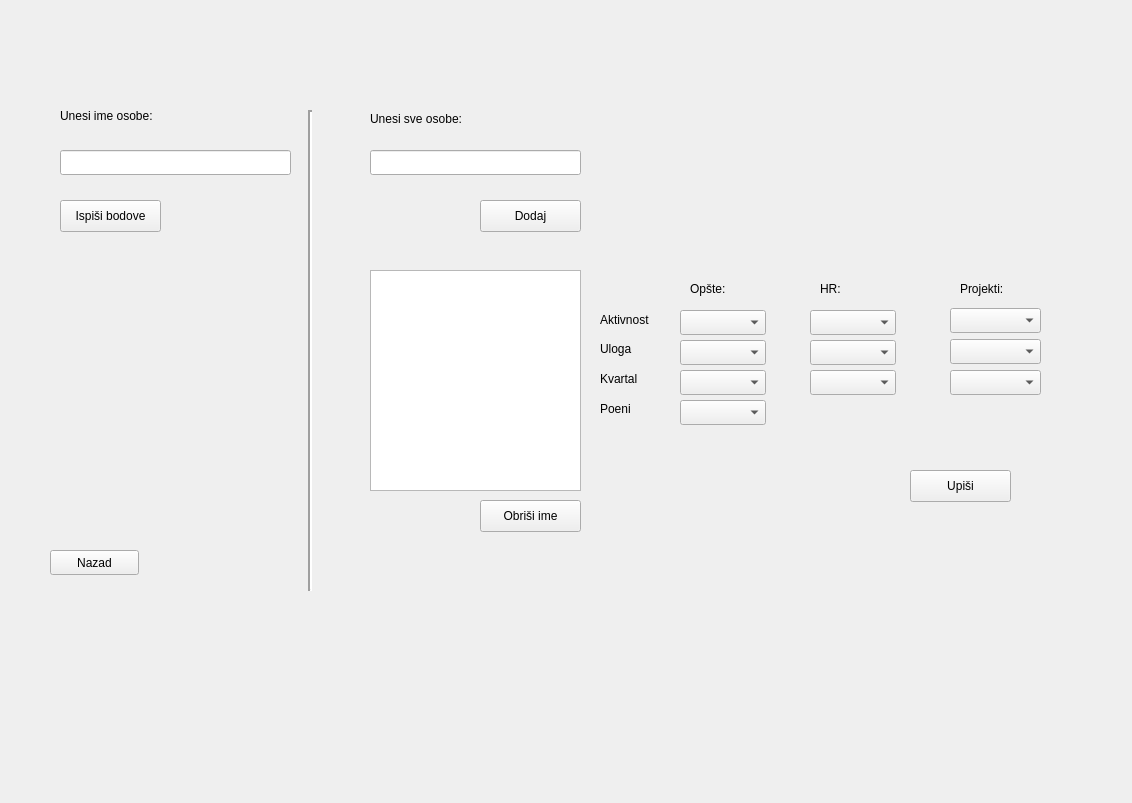
Above: design.ui from uivetic/SPC before the change. Below: the same form after it.
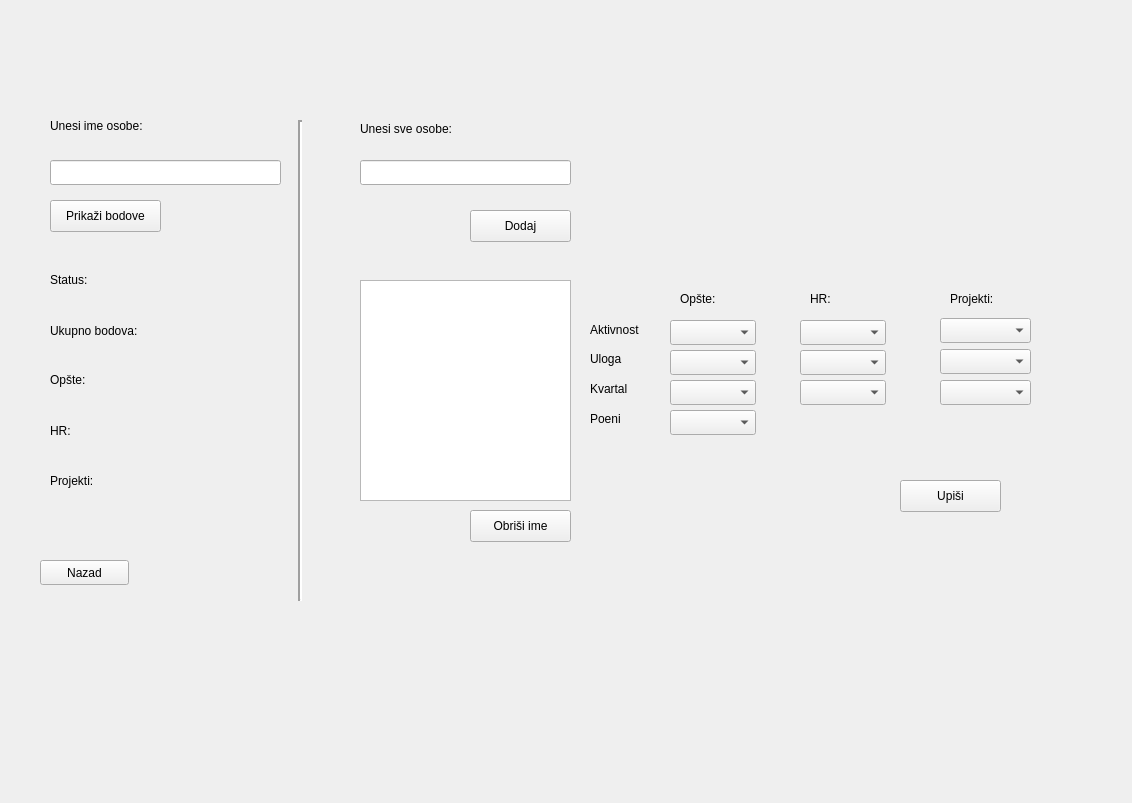
That is the form after the change.

Diff of the .ui file:
```diff
--- a/design.ui
+++ b/design.ui
@@ -17,8 +17,8 @@
    <widget class="QStackedWidget" name="stackedWidget">
     <property name="geometry">
      <rect>
-      <x>10</x>
-      <y>-20</y>
+      <x>0</x>
+      <y>-10</y>
       <width>1071</width>
       <height>771</height>
      </rect>
@@ -350,13 +350,13 @@
       <property name="geometry">
        <rect>
         <x>50</x>
-        <y>220</y>
-        <width>101</width>
+        <y>210</y>
+        <width>111</width>
         <height>32</height>
        </rect>
       </property>
       <property name="text">
-       <string>Ispiši bodove</string>
+       <string>Prikaži bodove</string>
       </property>
      </widget>
      <widget class="QPushButton" name="addButtonRight">
@@ -398,6 +398,136 @@
        <string>Obriši ime</string>
       </property>
      </widget>
+     <widget class="QWidget" name="horizontalLayoutWidget">
+      <property name="geometry">
+       <rect>
+        <x>50</x>
+        <y>420</y>
+        <width>111</width>
+        <height>41</height>
+       </rect>
+      </property>
+      <layout class="QHBoxLayout" name="horizontalLayout">
+       <item>
+        <widget class="QLabel" name="hrBodoviLabel">
+         <property name="text">
+          <string>HR:</string>
+         </property>
+        </widget>
+       </item>
+       <item>
+        <widget class="QLabel" name="hrLabel">
+         <property name="text">
+          <string/>
+         </property>
+        </widget>
+       </item>
+      </layout>
+     </widget>
+     <widget class="QWidget" name="horizontalLayoutWidget_2">
+      <property name="geometry">
+       <rect>
+        <x>50</x>
+        <y>470</y>
+        <width>111</width>
+        <height>41</height>
+       </rect>
+      </property>
+      <layout class="QHBoxLayout" name="horizontalLayout_2">
+       <item>
+        <widget class="QLabel" name="projektiBodoviLabel">
+         <property name="text">
+          <string>Projekti:</string>
+         </property>
+        </widget>
+       </item>
+       <item>
+        <widget class="QLabel" name="projektiLabel">
+         <property name="text">
+          <string/>
+         </property>
+        </widget>
+       </item>
+      </layout>
+     </widget>
+     <widget class="QWidget" name="horizontalLayoutWidget_3">
+      <property name="geometry">
+       <rect>
+        <x>50</x>
+        <y>369</y>
+        <width>111</width>
+        <height>41</height>
+       </rect>
+      </property>
+      <layout class="QHBoxLayout" name="horizontalLayout_3">
+       <item>
+        <widget class="QLabel" name="opsteBodovaLabel">
+         <property name="text">
+          <string>Opšte:</string>
+         </property>
+        </widget>
+       </item>
+       <item>
+        <widget class="QLabel" name="opsteLabel">
+         <property name="text">
+          <string/>
+         </property>
+        </widget>
+       </item>
+      </layout>
+     </widget>
+     <widget class="QWidget" name="horizontalLayoutWidget_4">
+      <property name="geometry">
+       <rect>
+        <x>50</x>
+        <y>320</y>
+        <width>161</width>
+        <height>41</height>
+       </rect>
+      </property>
+      <layout class="QHBoxLayout" name="horizontalLayout_4">
+       <item>
+        <widget class="QLabel" name="ukupnoBodovaLabel">
+         <property name="text">
+          <string>Ukupno bodova:  </string>
+         </property>
+        </widget>
+       </item>
+       <item>
+        <widget class="QLabel" name="bodoviLabel">
+         <property name="text">
+          <string/>
+         </property>
+        </widget>
+       </item>
+      </layout>
+     </widget>
+     <widget class="QWidget" name="horizontalLayoutWidget_5">
+      <property name="geometry">
+       <rect>
+        <x>50</x>
+        <y>269</y>
+        <width>111</width>
+        <height>41</height>
+       </rect>
+      </property>
+      <layout class="QHBoxLayout" name="horizontalLayout_5">
+       <item>
+        <widget class="QLabel" name="label_9">
+         <property name="text">
+          <string>Status:</string>
+         </property>
+        </widget>
+       </item>
+       <item>
+        <widget class="QLabel" name="statusLabel">
+         <property name="text">
+          <string/>
+         </property>
+        </widget>
+       </item>
+      </layout>
+     </widget>
     </widget>
    </widget>
   </widget>
```
Left out of the diff: 2 changed lines with no effect on the pictures.
